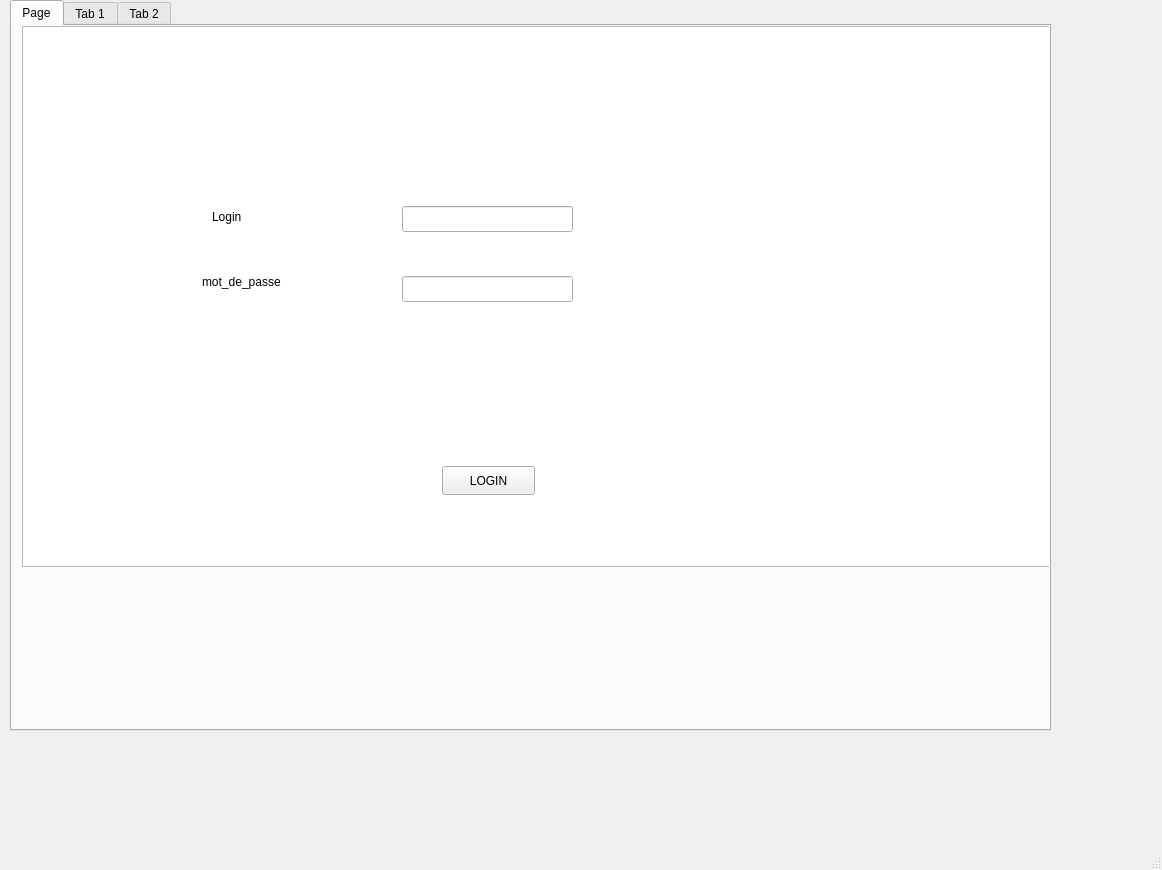
Above: mainwindow.ui from ProjetCPP-S2-2A15/projetcpp2a15-vaccicare before the change. Below: the same form after it.
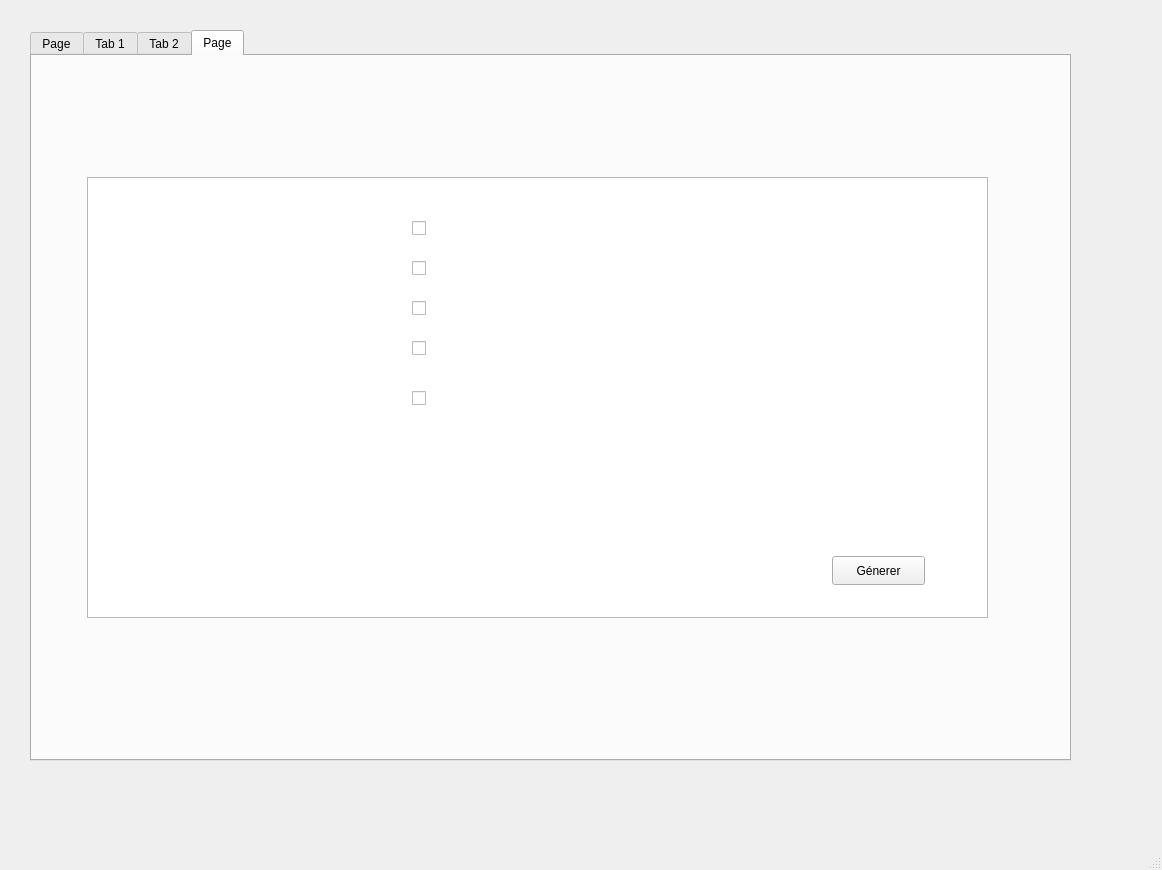
That is the form after the change.

What changed in the file:
```diff
--- a/mainwindow.ui
+++ b/mainwindow.ui
@@ -17,14 +17,14 @@
    <widget class="QTabWidget" name="tabWidget">
     <property name="geometry">
      <rect>
-      <x>10</x>
-      <y>0</y>
+      <x>30</x>
+      <y>30</y>
       <width>1041</width>
       <height>731</height>
      </rect>
     </property>
     <property name="currentIndex">
-     <number>0</number>
+     <number>3</number>
     </property>
     <widget class="QWidget" name="tab_3">
      <attribute name="title">
@@ -563,6 +563,99 @@
       </widget>
      </widget>
     </widget>
+    <widget class="QWidget" name="tab_4">
+     <attribute name="title">
+      <string>Page</string>
+     </attribute>
+     <widget class="QTableView" name="tableView_3">
+      <property name="geometry">
+       <rect>
+        <x>55</x>
+        <y>121</y>
+        <width>901</width>
+        <height>441</height>
+       </rect>
+      </property>
+     </widget>
+     <widget class="QCheckBox" name="checkBox">
+      <property name="geometry">
+       <rect>
+        <x>380</x>
+        <y>160</y>
+        <width>91</width>
+        <height>24</height>
+       </rect>
+      </property>
+      <property name="text">
+       <string/>
+      </property>
+     </widget>
+     <widget class="QCheckBox" name="checkBox_2">
+      <property name="geometry">
+       <rect>
+        <x>380</x>
+        <y>200</y>
+        <width>91</width>
+        <height>24</height>
+       </rect>
+      </property>
+      <property name="text">
+       <string/>
+      </property>
+     </widget>
+     <widget class="QCheckBox" name="checkBox_3">
+      <property name="geometry">
+       <rect>
+        <x>380</x>
+        <y>240</y>
+        <width>91</width>
+        <height>24</height>
+       </rect>
+      </property>
+      <property name="text">
+       <string/>
+      </property>
+     </widget>
+     <widget class="QPushButton" name="pushButton_6">
+      <property name="geometry">
+       <rect>
+        <x>800</x>
+        <y>500</y>
+        <width>93</width>
+        <height>29</height>
+       </rect>
+      </property>
+      <property name="text">
+       <string>Génerer</string>
+      </property>
+     </widget>
+     <widget class="QCheckBox" name="checkBox_4">
+      <property name="geometry">
+       <rect>
+        <x>380</x>
+        <y>280</y>
+        <width>91</width>
+        <height>24</height>
+       </rect>
+      </property>
+      <property name="text">
+       <string/>
+      </property>
+     </widget>
+     <widget class="QCheckBox" name="checkBox_5">
+      <property name="geometry">
+       <rect>
+        <x>380</x>
+        <y>330</y>
+        <width>91</width>
+        <height>24</height>
+       </rect>
+      </property>
+      <property name="text">
+       <string/>
+      </property>
+     </widget>
+    </widget>
    </widget>
   </widget>
   <widget class="QMenuBar" name="menubar">
```
Left out of the diff: 13 changed lines with no effect on the pictures.
